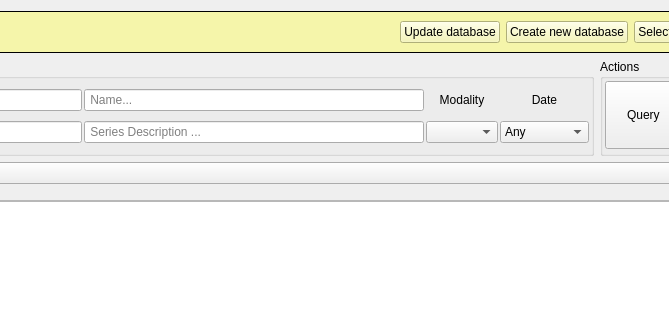
Above: Libs/DICOM/Widgets/Resources/UI/ctkDICOMVisualBrowserWidget.ui from commontk/CTK before the change; both pictures show x 274 to 943 and y 0 to 320 of the 1057 by 1135 pixel window. Below: the same form after it.
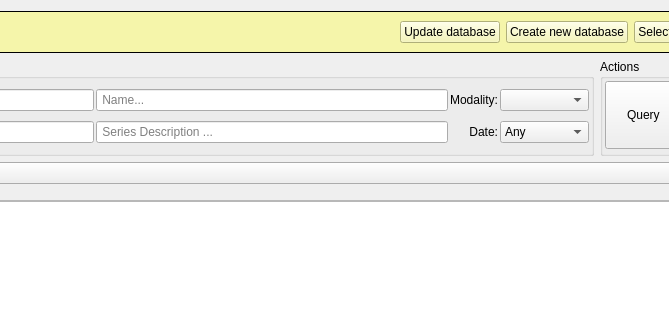
That is the form after the change. Icons and pictures are not drawn. Custom widgets are drawn as their Qt base class.

Commit message: STYLE: Change position of filtering labels in visual browser

The edit to the form file:
```diff
--- a/Libs/DICOM/Widgets/Resources/UI/ctkDICOMVisualBrowserWidget.ui
+++ b/Libs/DICOM/Widgets/Resources/UI/ctkDICOMVisualBrowserWidget.ui
@@ -134,20 +134,20 @@
         <item row="0" column="2">
          <widget class="QLabel" name="FilteringModalityLabel">
           <property name="text">
-           <string>Modality</string>
+           <string>Modality:</string>
           </property>
           <property name="alignment">
-           <set>Qt::AlignCenter</set>
+           <set>Qt::AlignRight|Qt::AlignTrailing|Qt::AlignVCenter</set>
           </property>
          </widget>
         </item>
-        <item row="0" column="3">
+        <item row="1" column="2">
          <widget class="QLabel" name="FilteringDateLabel">
           <property name="text">
-           <string>Date</string>
+           <string>Date:</string>
           </property>
           <property name="alignment">
-           <set>Qt::AlignCenter</set>
+           <set>Qt::AlignRight|Qt::AlignTrailing|Qt::AlignVCenter</set>
           </property>
          </widget>
         </item>
@@ -177,7 +177,7 @@
           </property>
          </widget>
         </item>
-        <item row="1" column="2">
+        <item row="0" column="3">
          <widget class="ctkCheckableComboBox" name="FilteringModalityCheckableComboBox">
           <property name="sizePolicy">
            <sizepolicy hsizetype="Preferred" vsizetype="Preferred">
```
The commit also changes 1 other file.
